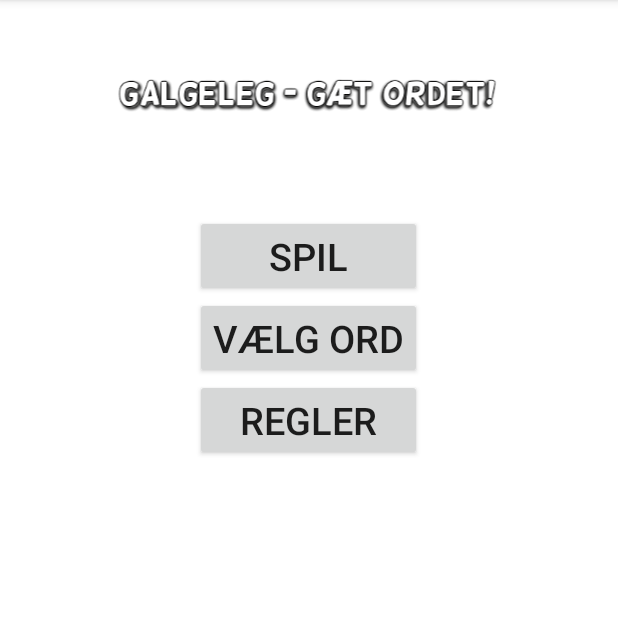
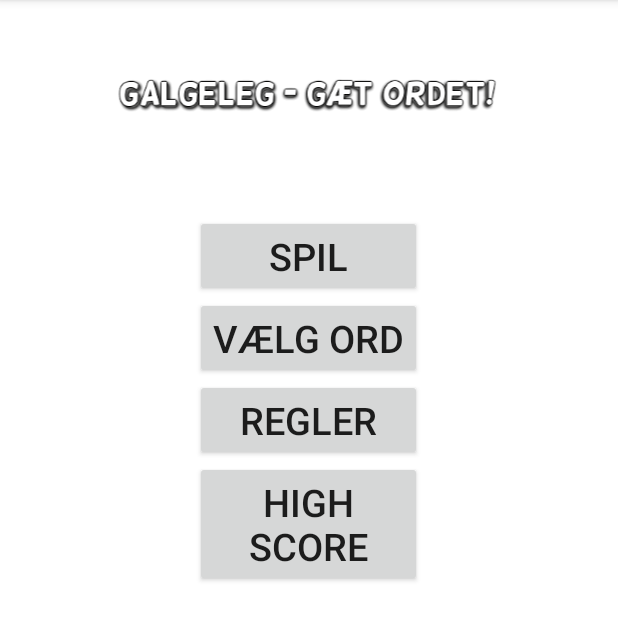
Before and after one commit to simonpetersen/Galgeleg, an Android app: the screen it shows after launch (HovedAktivitet), on a phone screen of 412 x 824 dp, the part 84-725 px from its top. Run offline under Robolectric (Android 15) with nearby library versions, the phone set to English and light mode, and no system bars; network calls fail.

Commit message:
HighScore + timer

```diff
--- a/app/src/main/AndroidManifest.xml
+++ b/app/src/main/AndroidManifest.xml
@@ -3,6 +3,7 @@
     package="petersen.simon.galgeleg" >
 
     <uses-permission android:name="android.permission.INTERNET" />
+    <uses-permission android:name="android.permission.VIBRATE"/>
 
     <application
         android:allowBackup="true"
--- a/app/src/main/java/petersen/simon/galgeleg/HovedAktivitet.java
+++ b/app/src/main/java/petersen/simon/galgeleg/HovedAktivitet.java
@@ -16,11 +16,13 @@ import android.widget.Toast;
 import petersen.simon.galgeleg.fragments.MenuFragment;
 import petersen.simon.galgeleg.fragments.SpilFragment;
 import petersen.simon.galgeleg.galgeleg.Galgelogik;
+import petersen.simon.galgeleg.galgeleg.HighScoreLogik;
 import petersen.simon.galgeleg.galgeleg.Sensorlistener;
 
 public class HovedAktivitet extends AppCompatActivity {
     private SensorManager sensorManager;
     private Sensorlistener lytter = new Sensorlistener();
+    public static HighScoreLogik Hlogik = new HighScoreLogik();
 
     @Override
     protected void onCreate(Bundle savedInstanceState) {
--- a/app/src/main/java/petersen/simon/galgeleg/fragments/MenuFragment.java
+++ b/app/src/main/java/petersen/simon/galgeleg/fragments/MenuFragment.java
@@ -14,15 +14,17 @@ import petersen.simon.galgeleg.R;
  */
 public class MenuFragment extends Fragment implements View.OnClickListener {
 
-    Button spil, regler, vælgOrd;
+    Button spil, regler, vælgOrd, score;
 
     @Override
     public View onCreateView(LayoutInflater i, ViewGroup container, Bundle savedInstanceState) {
         View view = i.inflate(R.layout.menu_frag, container, false);
         spil = (Button) view.findViewById(R.id.spilButton);
+        score = (Button) view.findViewById(R.id.buttonscore);
         regler = (Button) view.findViewById(R.id.reglerButton);
         vælgOrd = (Button) view.findViewById(R.id.listOrdButton);
         spil.setOnClickListener(this);
+        score.setOnClickListener(this);
         regler.setOnClickListener(this);
         vælgOrd.setOnClickListener(this);
 
@@ -36,6 +38,8 @@ public class MenuFragment extends Fragment implements View.OnClickListener {
             fragment = new SpilFragment();
         } else if (v == vælgOrd) {
             fragment = new VaelgOrdFragment();
+        } else if (v == score) {
+            fragment = new HighScoreFragment();
         } else {
             fragment = new ReglerFragment();
         }
--- a/app/src/main/java/petersen/simon/galgeleg/fragments/SpilFragment.java
+++ b/app/src/main/java/petersen/simon/galgeleg/fragments/SpilFragment.java
@@ -9,6 +9,7 @@ import android.view.LayoutInflater;
 import android.view.View;
 import android.view.ViewGroup;
 import android.widget.Button;
+import android.widget.Chronometer;
 import android.widget.EditText;
 import android.widget.ImageView;
 import android.widget.TextView;
@@ -31,6 +32,7 @@ public class SpilFragment extends Fragment implements View.OnClickListener {
     private TextView ordView;
     private static TextView brugteBogstaver, forkerte;
     public static Galgelogik logik;
+    private Chronometer timer;
 
     public View onCreateView(LayoutInflater i, ViewGroup container, Bundle savedInstanceState) {
         View view = i.inflate(R.layout.spil_frag, container, false);
@@ -56,6 +58,8 @@ public class SpilFragment extends Fragment implements View.OnClickListener {
 
 
         brugteBogstaver = (TextView) view.findViewById(R.id.brugte);
+        timer = (Chronometer) view.findViewById(R.id.timer);
+        timer.start();
         forkerte = (TextView) view.findViewById(R.id.forkerte);
         iv = (ImageView) view.findViewById(R.id.imageView);
         tabt = (ImageView) view.findViewById(R.id.tabt);
--- /dev/null
+++ b/app/src/main/java/petersen/simon/galgeleg/galgeleg/HighScorePar.java
@@ -0,0 +1,37 @@
+package petersen.simon.galgeleg.galgeleg;
+
+import java.util.ArrayList;
+
+/**
+ * Created by Joakim on 12-01-2016.
+ */
+public class HighScorePar {
+
+    public String name;
+    public String time;
+
+    public HighScorePar(String time, String name){
+        this.name = name;
+        this.time = time;
+    }
+
+    public String getName(){
+        return name;
+    }
+
+    public String getTime(){
+        return time;
+    }
+
+    public void setName(String name){
+        this.name = name;
+    }
+
+    public void setTime(String time){
+        this.time = time;
+    }
+
+    public String toString(){
+        return this.name + ", " + this.time;
+    }
+}
--- a/app/src/main/res/layout/menu_frag.xml
+++ b/app/src/main/res/layout/menu_frag.xml
@@ -52,4 +52,16 @@
         android:layout_alignEnd="@+id/listOrdButton"
         android:textSize="25sp" />
 
+    <Button
+        android:layout_width="wrap_content"
+        android:layout_height="wrap_content"
+        android:text="High Score"
+        android:id="@+id/buttonscore"
+        android:textSize="25sp"
+        android:layout_below="@+id/reglerButton"
+        android:layout_alignLeft="@+id/reglerButton"
+        android:layout_alignStart="@+id/reglerButton"
+        android:layout_alignRight="@+id/reglerButton"
+        android:layout_alignEnd="@+id/reglerButton" />
+
 </RelativeLayout>
```
Also changed, not shown: app/src/main/java/petersen/simon/galgeleg/fragments/HighScoreFragment.java (added, +54 -0 lines), app/src/main/java/petersen/simon/galgeleg/galgeleg/HighScoreLogik.java (added, +46 -0 lines), app/src/main/res/layout/high_score_frag.xml (added, +29 -0 lines), app/src/main/res/layout/high_score_liste_element.xml (added, +34 -0 lines), app/src/main/res/layout/spil_frag.xml (+9 -0 lines), 1 other file.
